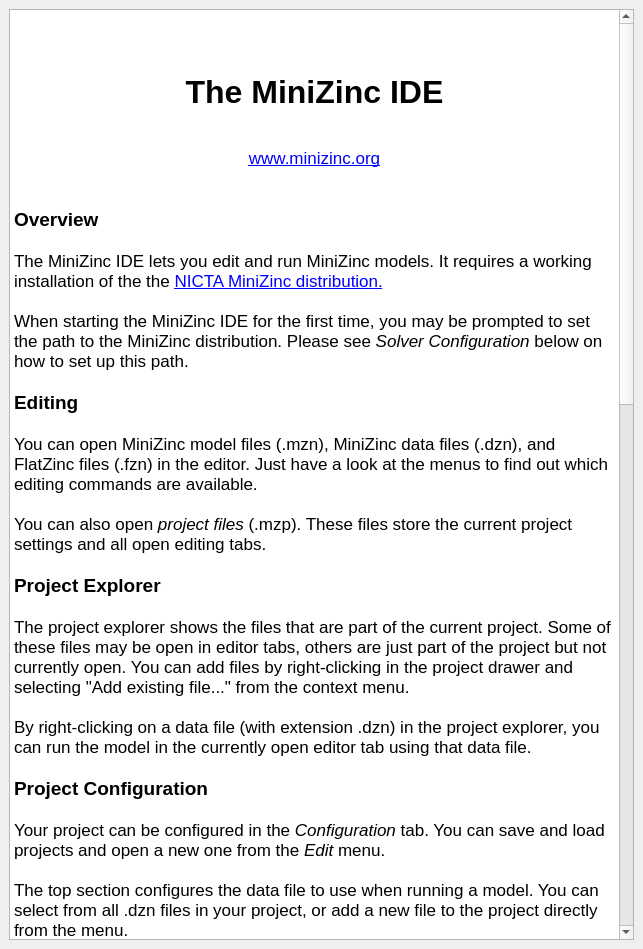
Old version of the form MiniZincIDE/help.ui in the repository MiniZinc/MiniZincIDE.
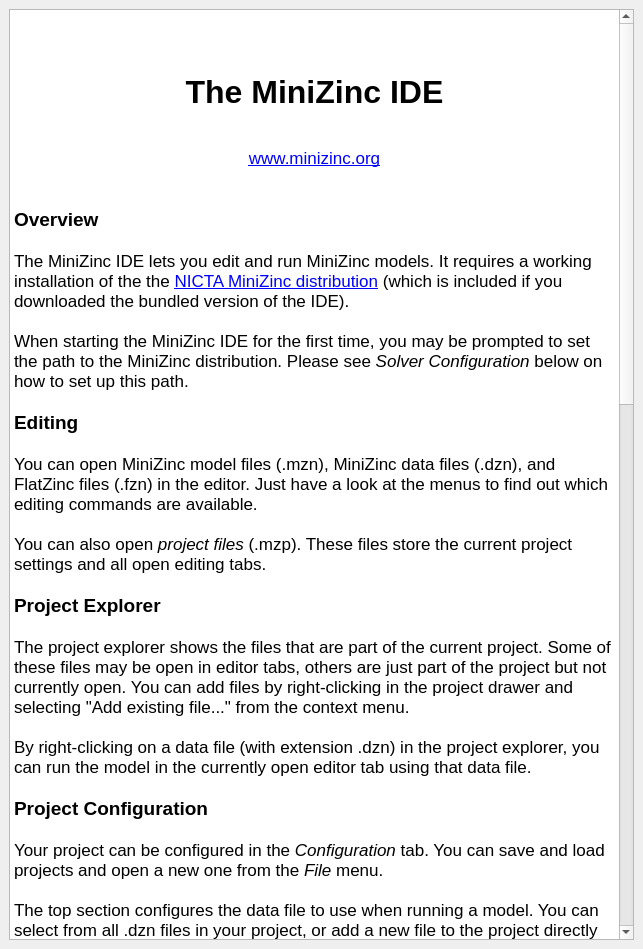
New version of the form. Icons and pictures are not drawn.

Commit message: Update help menu

The edit to the form file:
```diff
--- a/MiniZincIDE/help.ui
+++ b/MiniZincIDE/help.ui
@@ -32,7 +32,7 @@
 &lt;p style=&quot;-qt-paragraph-type:empty; margin-top:0px; margin-bottom:0px; margin-left:0px; margin-right:0px; -qt-block-indent:0; text-indent:0px; font-family:'.Lucida Grande UI';&quot;&gt;&lt;br /&gt;&lt;/p&gt;
 &lt;p style=&quot; margin-top:0px; margin-bottom:0px; margin-left:0px; margin-right:0px; -qt-block-indent:0; text-indent:0px;&quot;&gt;&lt;span style=&quot; font-family:'.Lucida Grande UI'; font-size:14pt; font-weight:600;&quot;&gt;Overview&lt;/span&gt;&lt;/p&gt;
 &lt;p style=&quot;-qt-paragraph-type:empty; margin-top:0px; margin-bottom:0px; margin-left:0px; margin-right:0px; -qt-block-indent:0; text-indent:0px; font-family:'.Lucida Grande UI';&quot;&gt;&lt;br /&gt;&lt;/p&gt;
-&lt;p style=&quot; margin-top:0px; margin-bottom:0px; margin-left:0px; margin-right:0px; -qt-block-indent:0; text-indent:0px;&quot;&gt;&lt;span style=&quot; font-family:'.Lucida Grande UI';&quot;&gt;The MiniZinc IDE lets you edit and run MiniZinc models. It requires a working installation of the the &lt;/span&gt;&lt;a href=&quot;http://www.minizinc.org/2.0&quot;&gt;&lt;span style=&quot; font-family:'.Lucida Grande UI'; text-decoration: underline; color:#0000ff;&quot;&gt;NICTA MiniZinc distribution.&lt;/span&gt;&lt;/a&gt;&lt;/p&gt;
+&lt;p style=&quot; margin-top:0px; margin-bottom:0px; margin-left:0px; margin-right:0px; -qt-block-indent:0; text-indent:0px;&quot;&gt;&lt;span style=&quot; font-family:'.Lucida Grande UI';&quot;&gt;The MiniZinc IDE lets you edit and run MiniZinc models. It requires a working installation of the the &lt;/span&gt;&lt;a href=&quot;http://www.minizinc.org/2.0&quot;&gt;&lt;span style=&quot; font-family:'.Lucida Grande UI'; text-decoration: underline; color:#0000ff;&quot;&gt;NICTA MiniZinc distribution&lt;/span&gt;&lt;/a&gt;&lt;span style=&quot; font-family:'.Lucida Grande UI';&quot;&gt; (which is included if you downloaded the bundled version of the IDE).&lt;/span&gt;&lt;/p&gt;
 &lt;p style=&quot;-qt-paragraph-type:empty; margin-top:0px; margin-bottom:0px; margin-left:0px; margin-right:0px; -qt-block-indent:0; text-indent:0px; font-family:'.Lucida Grande UI';&quot;&gt;&lt;br /&gt;&lt;/p&gt;
 &lt;p style=&quot; margin-top:0px; margin-bottom:0px; margin-left:0px; margin-right:0px; -qt-block-indent:0; text-indent:0px;&quot;&gt;&lt;span style=&quot; font-family:'.Lucida Grande UI';&quot;&gt;When starting the MiniZinc IDE for the first time, you may be prompted to set the path to the MiniZinc distribution. Please see &lt;/span&gt;&lt;span style=&quot; font-family:'.Lucida Grande UI'; font-style:italic;&quot;&gt;Solver Configuration&lt;/span&gt;&lt;span style=&quot; font-family:'.Lucida Grande UI';&quot;&gt; below on how to set up this path.&lt;/span&gt;&lt;/p&gt;
 &lt;p style=&quot;-qt-paragraph-type:empty; margin-top:0px; margin-bottom:0px; margin-left:0px; margin-right:0px; -qt-block-indent:0; text-indent:0px; font-family:'.Lucida Grande UI';&quot;&gt;&lt;br /&gt;&lt;/p&gt;
@@ -50,7 +50,7 @@
 &lt;p style=&quot;-qt-paragraph-type:empty; margin-top:0px; margin-bottom:0px; margin-left:0px; margin-right:0px; -qt-block-indent:0; text-indent:0px; font-family:'.Lucida Grande UI';&quot;&gt;&lt;br /&gt;&lt;/p&gt;
 &lt;p style=&quot; margin-top:0px; margin-bottom:0px; margin-left:0px; margin-right:0px; -qt-block-indent:0; text-indent:0px;&quot;&gt;&lt;span style=&quot; font-family:'.Lucida Grande UI'; font-size:14pt; font-weight:600;&quot;&gt;Project Configuration&lt;/span&gt;&lt;/p&gt;
 &lt;p style=&quot;-qt-paragraph-type:empty; margin-top:0px; margin-bottom:0px; margin-left:0px; margin-right:0px; -qt-block-indent:0; text-indent:0px; font-family:'.Lucida Grande UI';&quot;&gt;&lt;br /&gt;&lt;/p&gt;
-&lt;p style=&quot; margin-top:0px; margin-bottom:0px; margin-left:0px; margin-right:0px; -qt-block-indent:0; text-indent:0px;&quot;&gt;&lt;span style=&quot; font-family:'.Lucida Grande UI';&quot;&gt;Your project can be configured in the &lt;/span&gt;&lt;span style=&quot; font-family:'.Lucida Grande UI'; font-style:italic;&quot;&gt;Configuration&lt;/span&gt;&lt;span style=&quot; font-family:'.Lucida Grande UI';&quot;&gt; tab. You can save and load projects and open a new one from the &lt;/span&gt;&lt;span style=&quot; font-family:'.Lucida Grande UI'; font-style:italic;&quot;&gt;Edit&lt;/span&gt;&lt;span style=&quot; font-family:'.Lucida Grande UI';&quot;&gt; menu.&lt;/span&gt;&lt;/p&gt;
+&lt;p style=&quot; margin-top:0px; margin-bottom:0px; margin-left:0px; margin-right:0px; -qt-block-indent:0; text-indent:0px;&quot;&gt;&lt;span style=&quot; font-family:'.Lucida Grande UI';&quot;&gt;Your project can be configured in the &lt;/span&gt;&lt;span style=&quot; font-family:'.Lucida Grande UI'; font-style:italic;&quot;&gt;Configuration&lt;/span&gt;&lt;span style=&quot; font-family:'.Lucida Grande UI';&quot;&gt; tab. You can save and load projects and open a new one from the &lt;/span&gt;&lt;span style=&quot; font-family:'.Lucida Grande UI'; font-style:italic;&quot;&gt;File&lt;/span&gt;&lt;span style=&quot; font-family:'.Lucida Grande UI';&quot;&gt; menu.&lt;/span&gt;&lt;/p&gt;
 &lt;p style=&quot;-qt-paragraph-type:empty; margin-top:0px; margin-bottom:0px; margin-left:0px; margin-right:0px; -qt-block-indent:0; text-indent:0px; font-family:'.Lucida Grande UI';&quot;&gt;&lt;br /&gt;&lt;/p&gt;
 &lt;p style=&quot; margin-top:0px; margin-bottom:0px; margin-left:0px; margin-right:0px; -qt-block-indent:0; text-indent:0px;&quot;&gt;&lt;span style=&quot; font-family:'.Lucida Grande UI';&quot;&gt;The top section configures the data file to use when running a model. You can select from all .dzn files in your project, or add a new file to the project directly from the menu.&lt;/span&gt;&lt;/p&gt;
 &lt;p style=&quot;-qt-paragraph-type:empty; margin-top:0px; margin-bottom:0px; margin-left:0px; margin-right:0px; -qt-block-indent:0; text-indent:0px; font-family:'.Lucida Grande UI';&quot;&gt;&lt;br /&gt;&lt;/p&gt;
@@ -62,11 +62,11 @@
 &lt;p style=&quot; margin-top:0px; margin-bottom:0px; margin-left:0px; margin-right:0px; -qt-block-indent:0; text-indent:0px;&quot;&gt;&lt;span style=&quot; font-family:'.Lucida Grande UI';&quot;&gt;The &lt;/span&gt;&lt;span style=&quot; font-family:'.Lucida Grande UI'; font-style:italic;&quot;&gt;Additional data &lt;/span&gt;&lt;span style=&quot; font-family:'.Lucida Grande UI';&quot;&gt;field can contain additional MiniZinc expressions that you want to pass to the mzn2fzn compiler. For example, if you are solving a problem that has an integer parameter n, you can tick the &lt;/span&gt;&lt;span style=&quot; font-family:'.Lucida Grande UI'; font-style:italic;&quot;&gt;Additional data&lt;/span&gt;&lt;span style=&quot; font-family:'.Lucida Grande UI';&quot;&gt; box and enter n=10 into the textfield.&lt;/span&gt;&lt;/p&gt;
 &lt;p style=&quot; margin-top:0px; margin-bottom:0px; margin-left:0px; margin-right:0px; -qt-block-indent:0; text-indent:0px;&quot;&gt;&lt;span style=&quot; font-family:'.Lucida Grande UI';&quot;&gt;This corresponds to running the minizinc command line tool with option -D&amp;quot;n=10&amp;quot;.&lt;/span&gt;&lt;/p&gt;
 &lt;p style=&quot;-qt-paragraph-type:empty; margin-top:0px; margin-bottom:0px; margin-left:0px; margin-right:0px; -qt-block-indent:0; text-indent:0px; font-family:'.Lucida Grande UI';&quot;&gt;&lt;br /&gt;&lt;/p&gt;
-&lt;p style=&quot; margin-top:0px; margin-bottom:0px; margin-left:0px; margin-right:0px; -qt-block-indent:0; text-indent:0px;&quot;&gt;&lt;span style=&quot; font-family:'.Lucida Grande UI';&quot;&gt;The &lt;/span&gt;&lt;span style=&quot; font-family:'.Lucida Grande UI'; font-style:italic;&quot;&gt;#Threads&lt;/span&gt;&lt;span style=&quot; font-family:'.Lucida Grande UI';&quot;&gt; option allows you to specify the number of parallel threads to use (if supported by the solver).&lt;/span&gt;&lt;/p&gt;
+&lt;p style=&quot; margin-top:0px; margin-bottom:0px; margin-left:0px; margin-right:0px; -qt-block-indent:0; text-indent:0px;&quot;&gt;&lt;span style=&quot; font-family:'.Lucida Grande UI';&quot;&gt;The &lt;/span&gt;&lt;span style=&quot; font-family:'.Lucida Grande UI'; font-style:italic;&quot;&gt;Number of threads&lt;/span&gt;&lt;span style=&quot; font-family:'.Lucida Grande UI';&quot;&gt; option allows you to specify the number of parallel threads to use (if supported by the solver).&lt;/span&gt;&lt;/p&gt;
 &lt;p style=&quot;-qt-paragraph-type:empty; margin-top:0px; margin-bottom:0px; margin-left:0px; margin-right:0px; -qt-block-indent:0; text-indent:0px; font-family:'.Lucida Grande UI';&quot;&gt;&lt;br /&gt;&lt;/p&gt;
 &lt;p style=&quot; margin-top:0px; margin-bottom:0px; margin-left:0px; margin-right:0px; -qt-block-indent:0; text-indent:0px;&quot;&gt;&lt;span style=&quot; font-family:'.Lucida Grande UI';&quot;&gt;The &lt;/span&gt;&lt;span style=&quot; font-family:'.Lucida Grande UI'; font-style:italic;&quot;&gt;Random seed&lt;/span&gt;&lt;span style=&quot; font-family:'.Lucida Grande UI';&quot;&gt; is passed to the solver and may be used for randomised search strategies.&lt;/span&gt;&lt;/p&gt;
 &lt;p style=&quot;-qt-paragraph-type:empty; margin-top:0px; margin-bottom:0px; margin-left:0px; margin-right:0px; -qt-block-indent:0; text-indent:0px; font-family:'.Lucida Grande UI';&quot;&gt;&lt;br /&gt;&lt;/p&gt;
-&lt;p style=&quot; margin-top:0px; margin-bottom:0px; margin-left:0px; margin-right:0px; -qt-block-indent:0; text-indent:0px;&quot;&gt;&lt;span style=&quot; font-family:'.Lucida Grande UI';&quot;&gt;You can also set additional &lt;/span&gt;&lt;span style=&quot; font-family:'.Lucida Grande UI'; font-style:italic;&quot;&gt;Solver flags &lt;/span&gt;&lt;span style=&quot; font-family:'.Lucida Grande UI';&quot;&gt;that are understood by the concrete flatzinc implementation you have chosen.&lt;/span&gt;&lt;/p&gt;
+&lt;p style=&quot; margin-top:0px; margin-bottom:0px; margin-left:0px; margin-right:0px; -qt-block-indent:0; text-indent:0px;&quot;&gt;&lt;span style=&quot; font-family:'.Lucida Grande UI';&quot;&gt;You can also set additional &lt;/span&gt;&lt;span style=&quot; font-family:'.Lucida Grande UI'; font-style:italic;&quot;&gt;Solver flags &lt;/span&gt;&lt;span style=&quot; font-family:'.Lucida Grande UI';&quot;&gt;that are understood by the concrete FlatZinc implementation you have chosen.&lt;/span&gt;&lt;/p&gt;
 &lt;p style=&quot;-qt-paragraph-type:empty; margin-top:0px; margin-bottom:0px; margin-left:0px; margin-right:0px; -qt-block-indent:0; text-indent:0px; font-family:'.Lucida Grande UI';&quot;&gt;&lt;br /&gt;&lt;/p&gt;
 &lt;p style=&quot; margin-top:0px; margin-bottom:0px; margin-left:0px; margin-right:0px; -qt-block-indent:0; text-indent:0px;&quot;&gt;&lt;span style=&quot; font-family:'.Lucida Grande UI';&quot;&gt;The &lt;/span&gt;&lt;span style=&quot; font-family:'.Lucida Grande UI'; font-style:italic;&quot;&gt;Verbose&lt;/span&gt;&lt;span style=&quot; font-family:'.Lucida Grande UI';&quot;&gt; option prints the entire command line, which can be useful if the solver reports an error that may be due to a misconfiguration.&lt;/span&gt;&lt;/p&gt;
 &lt;p style=&quot;-qt-paragraph-type:empty; margin-top:0px; margin-bottom:0px; margin-left:0px; margin-right:0px; -qt-block-indent:0; text-indent:0px; font-family:'.Lucida Grande UI';&quot;&gt;&lt;br /&gt;&lt;/p&gt;
@@ -90,7 +90,7 @@
 &lt;p style=&quot;-qt-paragraph-type:empty; margin-top:0px; margin-bottom:0px; margin-left:0px; margin-right:0px; -qt-block-indent:0; text-indent:0px; font-family:'.Lucida Grande UI';&quot;&gt;&lt;br /&gt;&lt;/p&gt;
 &lt;p style=&quot; margin-top:0px; margin-bottom:0px; margin-left:0px; margin-right:0px; -qt-block-indent:0; text-indent:0px;&quot;&gt;&lt;span style=&quot; font-family:'.Lucida Grande UI';&quot;&gt;The solver configuration dialog is available via the &lt;/span&gt;&lt;span style=&quot; font-family:'.Lucida Grande UI'; font-style:italic;&quot;&gt;Preferences&lt;/span&gt;&lt;span style=&quot; font-family:'.Lucida Grande UI';&quot;&gt; options in the &lt;/span&gt;&lt;span style=&quot; font-family:'.Lucida Grande UI'; font-style:italic;&quot;&gt;MiniZinc&lt;/span&gt;&lt;span style=&quot; font-family:'.Lucida Grande UI';&quot;&gt; menu (or in the application menu on Mac OS X). All configuration options entered here are saved between sessions.&lt;/span&gt;&lt;/p&gt;
 &lt;p style=&quot;-qt-paragraph-type:empty; margin-top:0px; margin-bottom:0px; margin-left:0px; margin-right:0px; -qt-block-indent:0; text-indent:0px; font-family:'.Lucida Grande UI';&quot;&gt;&lt;br /&gt;&lt;/p&gt;
-&lt;p style=&quot; margin-top:0px; margin-bottom:0px; margin-left:0px; margin-right:0px; -qt-block-indent:0; text-indent:0px;&quot;&gt;&lt;span style=&quot; font-family:'.Lucida Grande UI';&quot;&gt;This is where you can set the path to the MiniZinc distribution (i.e., where the mzn2fzn tool is located).&lt;/span&gt;&lt;/p&gt;
+&lt;p style=&quot; margin-top:0px; margin-bottom:0px; margin-left:0px; margin-right:0px; -qt-block-indent:0; text-indent:0px;&quot;&gt;&lt;span style=&quot; font-family:'.Lucida Grande UI';&quot;&gt;This is where you can set the path to the MiniZinc distribution (i.e., where the mzn2fzn tool is located). This field should be empty if you are using the bundled version of the IDE.&lt;/span&gt;&lt;/p&gt;
 &lt;p style=&quot;-qt-paragraph-type:empty; margin-top:0px; margin-bottom:0px; margin-left:0px; margin-right:0px; -qt-block-indent:0; text-indent:0px; font-family:'.Lucida Grande UI';&quot;&gt;&lt;br /&gt;&lt;/p&gt;
 &lt;p style=&quot; margin-top:0px; margin-bottom:0px; margin-left:0px; margin-right:0px; -qt-block-indent:0; text-indent:0px;&quot;&gt;&lt;span style=&quot; font-family:'.Lucida Grande UI';&quot;&gt;You can set the default solver, i.e., the one that is selected in the &lt;/span&gt;&lt;span style=&quot; font-family:'.Lucida Grande UI'; font-style:italic;&quot;&gt;Configuration&lt;/span&gt;&lt;span style=&quot; font-family:'.Lucida Grande UI';&quot;&gt; tab for a new project. Select a solver from the &lt;/span&gt;&lt;span style=&quot; font-family:'.Lucida Grande UI'; font-style:italic;&quot;&gt;Solver&lt;/span&gt;&lt;span style=&quot; font-family:'.Lucida Grande UI';&quot;&gt; drop-down box and tick the &lt;/span&gt;&lt;span style=&quot; font-family:'.Lucida Grande UI'; font-style:italic;&quot;&gt;Default&lt;/span&gt;&lt;span style=&quot; font-family:'.Lucida Grande UI';&quot;&gt; box.&lt;/span&gt;&lt;/p&gt;
 &lt;p style=&quot;-qt-paragraph-type:empty; margin-top:0px; margin-bottom:0px; margin-left:0px; margin-right:0px; -qt-block-indent:0; text-indent:0px; font-family:'.Lucida Grande UI';&quot;&gt;&lt;br /&gt;&lt;/p&gt;
@@ -114,9 +114,12 @@
 &lt;p style=&quot;-qt-paragraph-type:empty; margin-top:0px; margin-bottom:0px; margin-left:0px; margin-right:0px; -qt-block-indent:0; text-indent:0px; font-family:'.Lucida Grande UI';&quot;&gt;&lt;br /&gt;&lt;/p&gt;
 &lt;p style=&quot; margin-top:0px; margin-bottom:0px; margin-left:0px; margin-right:0px; -qt-block-indent:0; text-indent:0px;&quot;&gt;&lt;span style=&quot; font-family:'.Lucida Grande UI'; font-size:14pt; font-weight:600;&quot;&gt;Bugs&lt;/span&gt;&lt;/p&gt;
 &lt;p style=&quot;-qt-paragraph-type:empty; margin-top:0px; margin-bottom:0px; margin-left:0px; margin-right:0px; -qt-block-indent:0; text-indent:0px; font-family:'.Lucida Grande UI'; font-size:14pt; font-weight:600;&quot;&gt;&lt;br /&gt;&lt;/p&gt;
-&lt;p style=&quot; margin-top:0px; margin-bottom:0px; margin-left:0px; margin-right:0px; -qt-block-indent:0; text-indent:0px;&quot;&gt;&lt;span style=&quot; font-family:'.Lucida Grande UI';&quot;&gt;This version of the MiniZinc IDE is a prerelease and probably still contains bugs. If you encounter any problems, please report it using the MiniZinc bug tracker at&lt;/span&gt;&lt;/p&gt;
+&lt;p style=&quot; margin-top:0px; margin-bottom:0px; margin-left:0px; margin-right:0px; -qt-block-indent:0; text-indent:0px;&quot;&gt;&lt;span style=&quot; font-family:'.Lucida Grande UI';&quot;&gt;If you encounter any problems with the MiniZinc IDE, please report it using the issues tracker at&lt;/span&gt;&lt;/p&gt;
 &lt;p align=&quot;center&quot; style=&quot; margin-top:0px; margin-bottom:0px; margin-left:0px; margin-right:0px; -qt-block-indent:0; text-indent:0px;&quot;&gt;&lt;a href=&quot;https://github.com/MiniZinc/MiniZincIDE/issues&quot;&gt;&lt;span style=&quot; text-decoration: underline; color:#0000ff;&quot;&gt;https://github.com/MiniZinc/MiniZincIDE/issues&lt;/span&gt;&lt;/a&gt;&lt;/p&gt;
-&lt;p align=&quot;center&quot; style=&quot;-qt-paragraph-type:empty; margin-top:0px; margin-bottom:0px; margin-left:0px; margin-right:0px; -qt-block-indent:0; text-indent:0px; font-family:'.Lucida Grande UI'; text-decoration: underline; color:#0000ff;&quot;&gt;&lt;br /&gt;&lt;/p&gt;&lt;/body&gt;&lt;/html&gt;</string>
+&lt;p style=&quot;-qt-paragraph-type:empty; margin-top:0px; margin-bottom:0px; margin-left:0px; margin-right:0px; -qt-block-indent:0; text-indent:0px;&quot;&gt;&lt;br /&gt;&lt;/p&gt;
+&lt;p style=&quot; margin-top:0px; margin-bottom:0px; margin-left:0px; margin-right:0px; -qt-block-indent:0; text-indent:0px;&quot;&gt;&lt;span style=&quot; font-family:'.Lucida Grande UI';&quot;&gt;If you find a bug in MiniZinc itself, please use the MiniZinc issues tracker at&lt;/span&gt;&lt;/p&gt;
+&lt;p align=&quot;center&quot; style=&quot; margin-top:0px; margin-bottom:0px; margin-left:0px; margin-right:0px; -qt-block-indent:0; text-indent:0px;&quot;&gt;&lt;a href=&quot;https://github.com/MiniZinc/MiniZincIDE/issues&quot;&gt;&lt;span style=&quot; text-decoration: underline; color:#0000ff;&quot;&gt;https://github.com/MiniZinc/libminizinc/issues&lt;/span&gt;&lt;/a&gt;&lt;/p&gt;
+&lt;p style=&quot;-qt-paragraph-type:empty; margin-top:0px; margin-bottom:0px; margin-left:0px; margin-right:0px; -qt-block-indent:0; text-indent:0px;&quot;&gt;&lt;br /&gt;&lt;/p&gt;&lt;/body&gt;&lt;/html&gt;</string>
       </property>
       <property name="openExternalLinks">
        <bool>true</bool>
```
